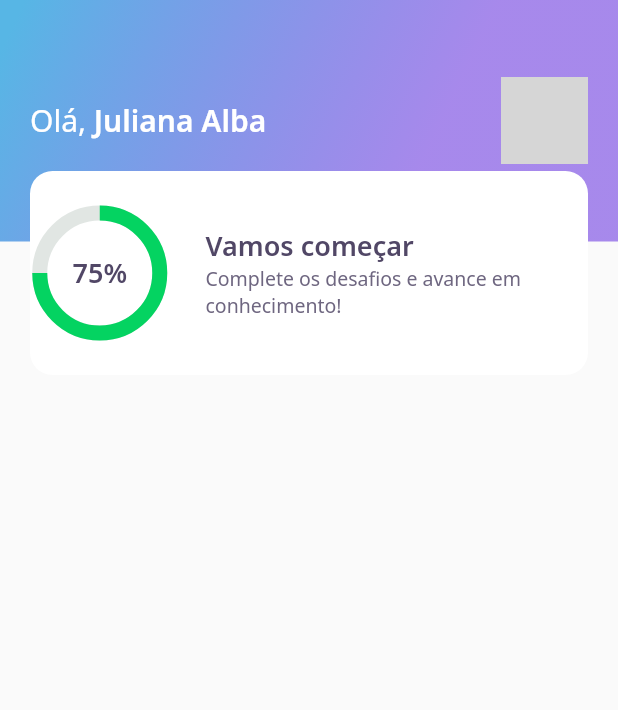
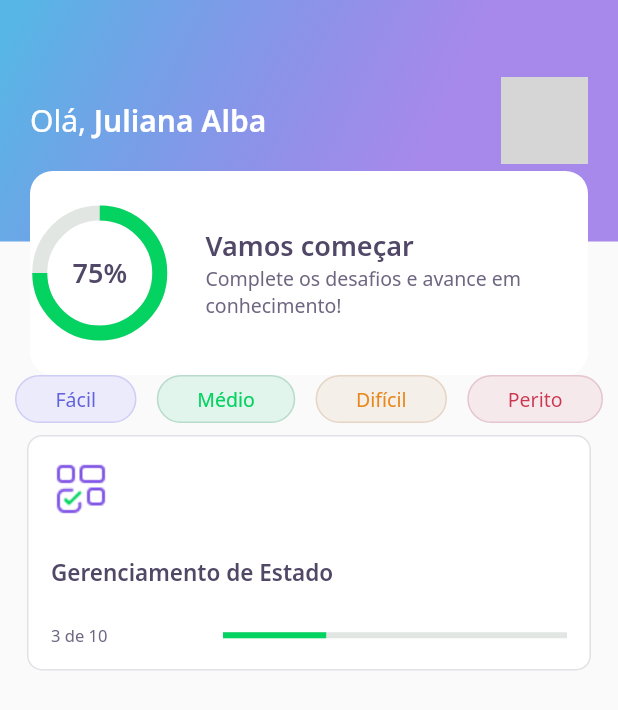
Before and after one commit to JulianaAlba/DevQuizz-NLW5RocketSeat, a Flutter app: the screen it shows after launch, on a phone screen of 412 x 824 dp. Shown: the top 710 px of the screen. Run offline on Flutter 3.47's test engine with Material 2 defaults, Android fonts, the phone set to English and light mode, and no system bars; our stand-ins replace google_fonts; network calls fail; grey boxes are pictures that could not be loaded.

Commit message:
Criado widgets de leveis e primeiro card com componentes da home_page

```diff
--- a/lib/home/home_page.dart
+++ b/lib/home/home_page.dart
@@ -1,9 +1,11 @@
 import 'package:devquiz/home/widgets/appbar/app_bar_widget.dart';
+import 'package:devquiz/home/widgets/level_button/level_button_widget.dart';
+import 'package:devquiz/home/widgets/quiz_card/quiz_card_widget.dart';
 import 'package:flutter/material.dart';
 
 
 class HomePage extends StatefulWidget {
-  HomePage ({Key key}) : super(key: key);
+  HomePage ({Key? key}) : super(key: key);
 
   @override
   _HomePageState createState() => _HomePageState();
@@ -17,6 +19,36 @@ class _HomePageState extends State<HomePage> {
       //Chamando a classe app_bar_widget
       appBar: AppBarWidget(),
 
+      body: Padding(
+        // Na aula o valor de horizontal era 20, mas extrapolou a tela do emulador atual
+        padding: const EdgeInsets.symmetric(horizontal: 10),
+
+          child: Column(
+           children: [
+
+             Row(
+              mainAxisAlignment: MainAxisAlignment.spaceBetween,
+
+              //Chamando labels horizontais
+              children: [
+                LevelButtonWidget(label: "Fácil"),
+                LevelButtonWidget(label: "Médio"),
+                LevelButtonWidget(label: "Difícil"),
+                LevelButtonWidget(label: "Perito"),
+              ],
+            ),
+
+          //Chamando cards brancos verticais
+            QuizCardWidget(),
+
+          ],
+        ),
+
+
+      ),
+
+
+
 
     );
   }
--- a/lib/home/widgets/appbar/app_bar_widget.dart
+++ b/lib/home/widgets/appbar/app_bar_widget.dart
@@ -3,6 +3,7 @@ import 'package:devquiz/core/app_text_styles.dart';
 import 'package:devquiz/home/widgets/score_card/score_card_widget.dart';
 import 'package:flutter/material.dart';
 
+// TELA HOME COM GRADIENTE, QUE CHAMA A CLASSE DO CARD BRANCO QUE FICA EM CIMA
 
 class AppBarWidget extends PreferredSize{
   AppBarWidget()
--- /dev/null
+++ b/lib/home/widgets/level_button/level_button_widget.dart
@@ -0,0 +1,80 @@
+import 'package:devquiz/core/app_colors.dart';
+import 'package:flutter/material.dart';
+import 'package:google_fonts/google_fonts.dart';
+
+// Classe com a programação da linha com os Botões de níveis
+
+class LevelButtonWidget extends StatelessWidget {
+  final String label;
+
+  LevelButtonWidget({
+    Key? key,
+    required this.label,
+
+    // Label não pode ser diferentes desses 4, pois a operação não executa
+  }) : assert (["Fácil","Médio","Difícil","Perito"].contains(label)),
+    super(key: key);
+
+
+
+  final config = {
+    'Fácil': {
+      'color': AppColors.levelButtonFacil,
+      'borderColor': AppColors.levelButtonBorderFacil,
+      'fontColor': AppColors.levelButtonTextFacil,
+    },
+    'Médio': {
+      'color': AppColors.levelButtonMedio,
+      'borderColor': AppColors.levelButtonBorderMedio,
+      'fontColor': AppColors.levelButtonTextMedio,
+    },
+    'Difícil': {
+      'color': AppColors.levelButtonDificil,
+      'borderColor': AppColors.levelButtonBorderDificil,
+      'fontColor': AppColors.levelButtonTextDificil,
+    },
+    'Perito': {
+      'color': AppColors.levelButtonPerito,
+      'borderColor': AppColors.levelButtonBorderPerito,
+      'fontColor': AppColors.levelButtonTextPerito,
+    },
+  };
+
+
+  Color get color => config[label]!['color']!;
+  Color get borderColor => config[label]!['borderColor']!;
+  Color get fontColor => config[label]!['fontColor']!;
+
+
+  @override
+  Widget build(BuildContext context) {
+    return Container(
+
+      decoration: BoxDecoration(
+        //definido no bloco anterior get
+        color: color,
+        border: Border.fromBorderSide(BorderSide(
+          //definido no bloco anterior get
+          color: borderColor,
+        )),
+        borderRadius: BorderRadius.circular(28),
+      ),
+
+      child: Padding(
+        padding: const EdgeInsets.symmetric(horizontal: 26, vertical: 6),
+
+        child: Text(label,
+          style: GoogleFonts.notoSans(
+            //definido no bloco anterior get
+            color: fontColor,
+              fontSize: 13,
+          ),
+        ),
+
+      ),
+
+
+    );
+
+  }
+}
--- /dev/null
+++ b/lib/home/widgets/quiz_card/quiz_card_widget.dart
@@ -0,0 +1,74 @@
+import 'package:devquiz/core/app_colors.dart';
+import 'package:devquiz/core/app_images.dart';
+import 'package:devquiz/core/app_text_styles.dart';
+import 'package:flutter/material.dart';
+
+//Classe com a programação dos Componentes do card branco quadrado
+
+class QuizCardWidget extends StatelessWidget {
+  //final int currentQuestion;
+  //final int totalQuestions = 10;
+
+  const QuizCardWidget({
+    Key? key,
+    //required this.currentQuestion,
+  }) : super(key: key);
+
+  @override
+  Widget build(BuildContext context) {
+    return Padding(
+      padding: const EdgeInsets.all(8.0),
+
+      child: Container(
+        padding: EdgeInsets.all(15),
+        decoration: BoxDecoration(
+          border: Border.fromBorderSide(BorderSide(color: AppColors.border)),
+          borderRadius: BorderRadius.circular(10),
+          color: AppColors.white,
+        ),
+
+        child: Column(
+          crossAxisAlignment: CrossAxisAlignment.start,
+          mainAxisAlignment: MainAxisAlignment.center,
+
+          children: [
+
+            //Primeiro item quadrado branco
+            Container(
+              height: 40,
+              width: 40,
+              //color: AppColors.red,
+              child: Image.asset(AppImages.blocks),
+            ),
+
+            // Definindo espaçamentos de cada item do card branco quadrado
+            SizedBox(height: 25),
+            //Segundo item quadrado branco
+            Text('Gerenciamento de Estado', style: AppTextStyles.heading15),
+            SizedBox(height: 25),
+
+            Row(
+              children: [
+                //Terceiro item quadrado branco
+                Expanded(
+                  flex: 1,
+                  child: Text("3 de 10",
+                      style: AppTextStyles.body11),
+                ),
+                Expanded(
+                  //Quarto item quadrado branco
+                  flex: 2,
+                  child: LinearProgressIndicator(
+                    value: 0.3,
+                    backgroundColor: AppColors.chartSecondary,
+                    valueColor: AlwaysStoppedAnimation<Color>(AppColors.chartPrimary),
+                  ),
+                  ),
+              ],
+            )
+          ],
+        ),
+      ),
+    );
+  }
+}
--- a/lib/home/widgets/score_card/score_card_widget.dart
+++ b/lib/home/widgets/score_card/score_card_widget.dart
@@ -3,6 +3,7 @@ import 'package:devquiz/core/app_text_styles.dart';
 import 'package:devquiz/home/widgets/chart/chart_widget.dart';
 import 'package:flutter/material.dart';
 
+// CLASSE DO CARD BRANCO QUE FICA EM CIMA E CHAMA A CLASSE COM O GRÁFICO CHARBAR
 
 class ScoreCardWidget extends StatelessWidget {
 
--- a/pubspec.yaml
+++ b/pubspec.yaml
@@ -18,7 +18,7 @@ publish_to: 'none' # Remove this line if you wish to publish to pub.dev
 version: 1.0.0+1
 
 environment:
-  sdk: ">=2.7.0 <3.0.0"
+  sdk: ">=2.12.0 <3.0.0"
 
 dependencies:
   flutter:
```
